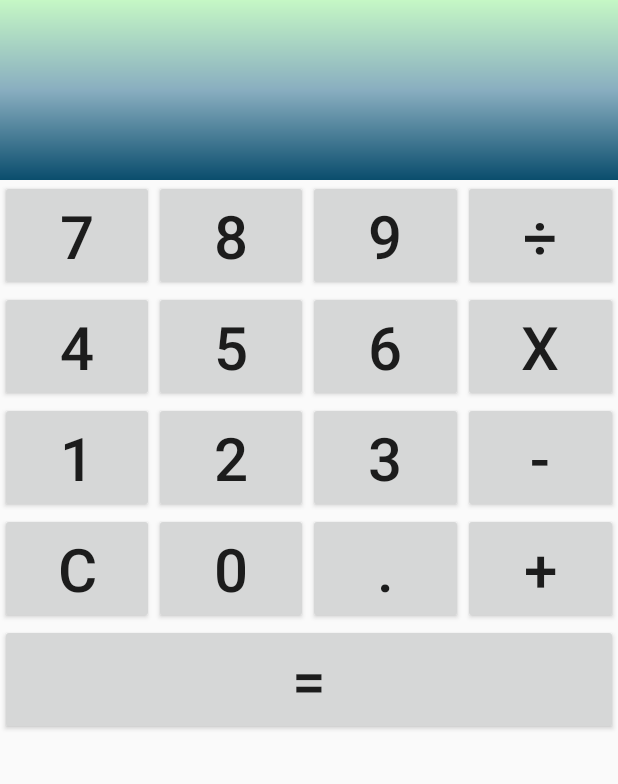
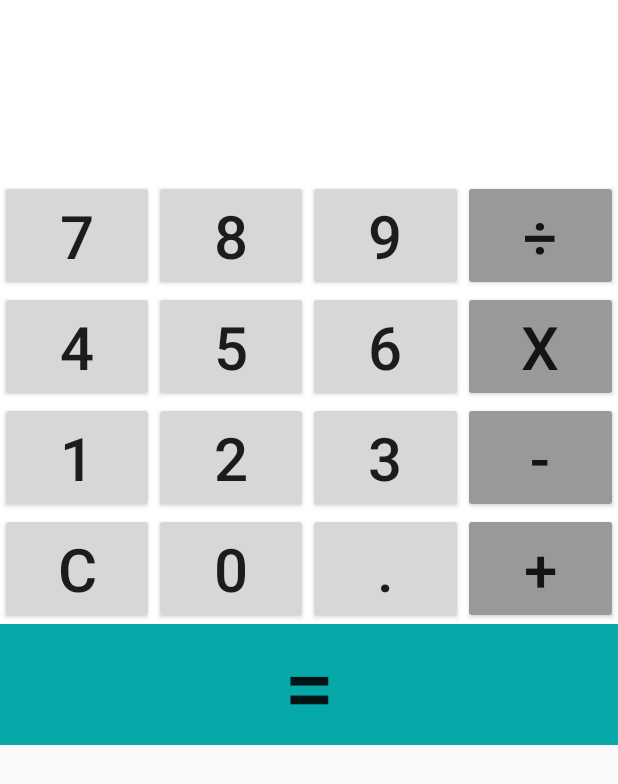
Before and after one commit to whipress/KalculatorApp, an Android app: the screen it shows after launch (MainActivity), on a phone screen of 412 x 824 dp. Shown: the top 784 px of the screen. Run offline under Robolectric (Android 15) with nearby library versions, the light colour scheme and no system bars.

Commit message:
SETS COLORS ON BUTTONS AND SET PORTRAIT

```diff
--- a/app/src/main/AndroidManifest.xml
+++ b/app/src/main/AndroidManifest.xml
@@ -9,7 +9,9 @@
         android:roundIcon="@mipmap/ic_launcher_round"
         android:supportsRtl="true"
         android:theme="@style/Theme.AppCompat.Light.NoActionBar">
-        <activity android:name=".MainActivity">
+        <activity android:name=".MainActivity"
+            android:screenOrientation="portrait"
+            >
             <intent-filter>
                 <action android:name="android.intent.action.MAIN" />
 
--- a/app/src/main/res/drawable/gradient.xml
+++ b/app/src/main/res/drawable/gradient.xml
@@ -3,8 +3,8 @@
     android:shape="rectangle">
     <!--  Gradient Bg for listrow -->
     <gradient
-        android:startColor="#c5f7c5"
-        android:centerColor="#89aec0"
-        android:endColor="#0a4d6d"
-        android:angle="270" />
+        android:startColor="#545556"
+        android:centerColor="#545556"
+        android:endColor="#757777"
+        android:angle="90" />
 </shape>
--- a/app/src/main/res/layout/activity_main.xml
+++ b/app/src/main/res/layout/activity_main.xml
@@ -4,6 +4,7 @@
     android:layout_width="match_parent"
     android:layout_height="wrap_content"
     android:columnCount="1"
+    android:background="#ffffff"
     >
     <LinearLayout
         android:layout_width="match_parent"
@@ -15,12 +16,12 @@
             android:layout_height="120dp"
             android:gravity="center|left"
             android:textSize="60dp"
+            android:textColor="#000000"
             android:id="@+id/CalculationValues"
-            android:background="@drawable/gradient"
+            android:background="#ffffff"
 
             />
-
-    </LinearLayout>
+     </LinearLayout>
     <LinearLayout
         android:layout_width="match_parent"
         android:layout_height="wrap_content" android:orientation="horizontal">
@@ -31,7 +32,6 @@
             android:text="7"
             android:id="@+id/btn7"
             android:textSize="40dp"
-
             />
         <Button
             android:layout_width="0dp"
@@ -51,6 +51,7 @@
             android:text="9"
             android:textSize="40dp"
 
+
             />
         <Button
             android:layout_width="0dp"
@@ -60,6 +61,7 @@
             android:id="@+id/btnDivision"
             android:text="÷"
             android:textSize="40dp"
+            android:backgroundTint="#999999"
             />
 
 
@@ -107,6 +109,8 @@
             android:id="@+id/btnMulti"
             android:text="X"
             android:textSize="40dp"
+            android:backgroundTint="#999999"
+
             />
 
     </LinearLayout>
@@ -152,6 +156,8 @@
             android:id="@+id/btnMinus"
             android:text="-"
             android:textSize="40dp"
+            android:backgroundTint="#999999"
+
             />
 
     </LinearLayout>
@@ -197,6 +203,7 @@
             android:id="@+id/btnSum"
             android:text="+"
             android:textSize="40dp"
+            android:backgroundTint="#999999"
 
             />
 
@@ -211,7 +218,8 @@
             android:layout_height="wrap_content"
             android:text="="
             android:id="@+id/btnResult"
-            android:textSize="40dp"
+            android:textSize="60dp"
+            android:background="#07a8a8"
 
             />
 
--- a/app/src/main/res/values/colors.xml
+++ b/app/src/main/res/values/colors.xml
@@ -3,4 +3,6 @@
     <color name="colorPrimary">#3F51B5</color>
     <color name="colorPrimaryDark">#303F9F</color>
     <color name="colorAccent">#FF4081</color>
+    <color name="grayButton">#464747</color>
+
 </resources>
```
